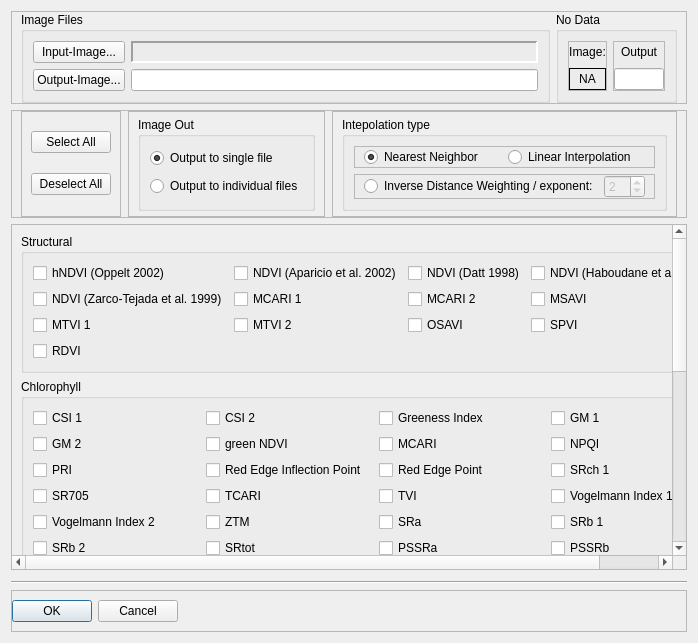
jakimowb/enmapbox_testmigration2, file enmapbox/apps/the_lmu_app/GUI_VIT.ui: the form before one commit.
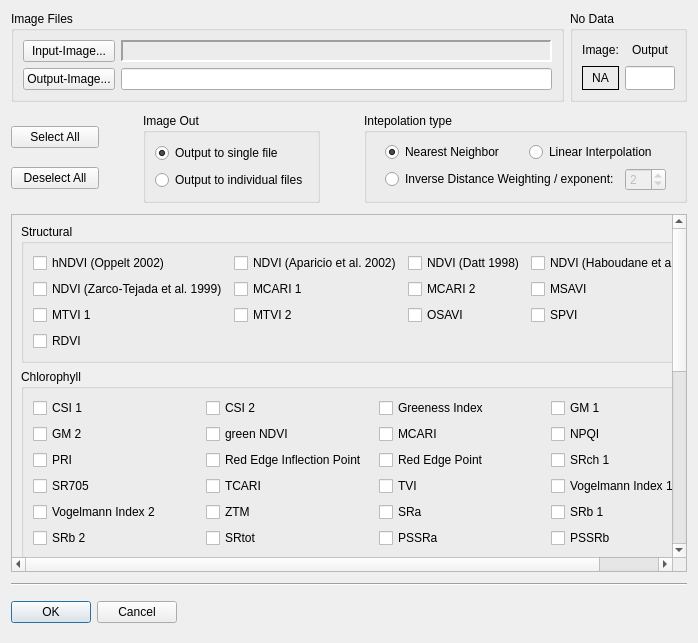
The form after the commit. Custom widgets are drawn as their Qt base class.

Diff of the .ui file:
```diff
--- a/enmapbox/apps/the_lmu_app/GUI_VIT.ui
+++ b/enmapbox/apps/the_lmu_app/GUI_VIT.ui
@@ -38,6 +38,9 @@
   <layout class="QGridLayout" name="gridLayout_7">
    <item row="9" column="0">
     <widget class="QScrollArea" name="scrollArea">
+     <property name="frameShape">
+      <enum>QFrame::StyledPanel</enum>
+     </property>
      <property name="widgetResizable">
       <bool>true</bool>
      </property>
@@ -47,7 +50,7 @@
         <x>0</x>
         <y>0</y>
         <width>678</width>
-        <height>361</height>
+        <height>373</height>
        </rect>
       </property>
       <layout class="QVBoxLayout" name="verticalLayout_4">
@@ -657,10 +660,10 @@
    <item row="17" column="0">
     <widget class="QFrame" name="frame_3">
      <property name="frameShape">
-      <enum>QFrame::StyledPanel</enum>
+      <enum>QFrame::NoFrame</enum>
      </property>
      <property name="frameShadow">
-      <enum>QFrame::Raised</enum>
+      <enum>QFrame::Plain</enum>
      </property>
      <layout class="QHBoxLayout" name="horizontalLayout_3">
       <property name="leftMargin">
@@ -702,16 +705,13 @@
    <item row="8" column="0">
     <widget class="QFrame" name="frame_5">
      <property name="frameShape">
-      <enum>QFrame::StyledPanel</enum>
+      <enum>QFrame::NoFrame</enum>
      </property>
      <property name="frameShadow">
-      <enum>QFrame::Raised</enum>
+      <enum>QFrame::Plain</enum>
      </property>
      <layout class="QGridLayout" name="gridLayout_8">
-      <property name="topMargin">
-       <number>0</number>
-      </property>
-      <property name="bottomMargin">
+      <property name="margin">
        <number>0</number>
       </property>
       <item row="0" column="5">
@@ -749,12 +749,15 @@
       <item row="0" column="2" rowspan="2">
        <widget class="QFrame" name="frame_6">
         <property name="frameShape">
-         <enum>QFrame::StyledPanel</enum>
+         <enum>QFrame::NoFrame</enum>
         </property>
         <property name="frameShadow">
-         <enum>QFrame::Raised</enum>
+         <enum>QFrame::Plain</enum>
         </property>
         <layout class="QVBoxLayout" name="verticalLayout_2">
+         <property name="leftMargin">
+          <number>0</number>
+         </property>
          <property name="topMargin">
           <number>5</number>
          </property>
@@ -787,10 +790,10 @@
       <item row="0" column="4" rowspan="2">
        <widget class="QFrame" name="frame_4">
         <property name="frameShape">
-         <enum>QFrame::StyledPanel</enum>
+         <enum>QFrame::NoFrame</enum>
         </property>
         <property name="frameShadow">
-         <enum>QFrame::Raised</enum>
+         <enum>QFrame::Plain</enum>
         </property>
         <layout class="QVBoxLayout" name="verticalLayout">
          <property name="topMargin">
@@ -837,15 +840,18 @@
       <item row="0" column="6" rowspan="2" colspan="2">
        <widget class="QFrame" name="frame_8">
         <property name="frameShape">
-         <enum>QFrame::StyledPanel</enum>
+         <enum>QFrame::NoFrame</enum>
         </property>
         <property name="frameShadow">
-         <enum>QFrame::Raised</enum>
+         <enum>QFrame::Plain</enum>
         </property>
         <layout class="QGridLayout" name="gridLayout_11">
          <property name="topMargin">
           <number>5</number>
          </property>
+         <property name="rightMargin">
+          <number>0</number>
+         </property>
          <property name="bottomMargin">
           <number>5</number>
          </property>
@@ -858,10 +864,10 @@
             <item row="0" column="0">
              <widget class="QFrame" name="frame_2">
               <property name="frameShape">
-               <enum>QFrame::StyledPanel</enum>
+               <enum>QFrame::NoFrame</enum>
               </property>
               <property name="frameShadow">
-               <enum>QFrame::Raised</enum>
+               <enum>QFrame::Plain</enum>
               </property>
               <layout class="QHBoxLayout" name="horizontalLayout">
                <property name="topMargin">
@@ -905,10 +911,10 @@
             <item row="1" column="0">
              <widget class="QFrame" name="frame_7">
               <property name="frameShape">
-               <enum>QFrame::StyledPanel</enum>
+               <enum>QFrame::NoFrame</enum>
               </property>
               <property name="frameShadow">
-               <enum>QFrame::Raised</enum>
+               <enum>QFrame::Plain</enum>
               </property>
               <layout class="QHBoxLayout" name="horizontalLayout_2">
                <property name="topMargin">
@@ -964,16 +970,13 @@
    <item row="0" column="0">
     <widget class="QFrame" name="frame">
      <property name="frameShape">
-      <enum>QFrame::StyledPanel</enum>
+      <enum>QFrame::NoFrame</enum>
      </property>
      <property name="frameShadow">
-      <enum>QFrame::Raised</enum>
+      <enum>QFrame::Plain</enum>
      </property>
      <layout class="QGridLayout" name="gridLayout_9">
-      <property name="topMargin">
-       <number>0</number>
-      </property>
-      <property name="bottomMargin">
+      <property name="margin">
        <number>0</number>
       </property>
       <item row="0" column="0">
@@ -1055,10 +1058,10 @@
             </size>
            </property>
            <property name="frameShape">
-            <enum>QFrame::StyledPanel</enum>
+            <enum>QFrame::NoFrame</enum>
            </property>
            <property name="frameShadow">
-            <enum>QFrame::Raised</enum>
+            <enum>QFrame::Plain</enum>
            </property>
            <layout class="QVBoxLayout" name="verticalLayout_5">
             <property name="margin">
@@ -1120,10 +1123,10 @@
          <item>
           <widget class="QFrame" name="frame_12">
            <property name="frameShape">
-            <enum>QFrame::StyledPanel</enum>
+            <enum>QFrame::NoFrame</enum>
            </property>
            <property name="frameShadow">
-            <enum>QFrame::Raised</enum>
+            <enum>QFrame::Plain</enum>
            </property>
            <layout class="QVBoxLayout" name="verticalLayout_7">
             <property name="margin">
```
